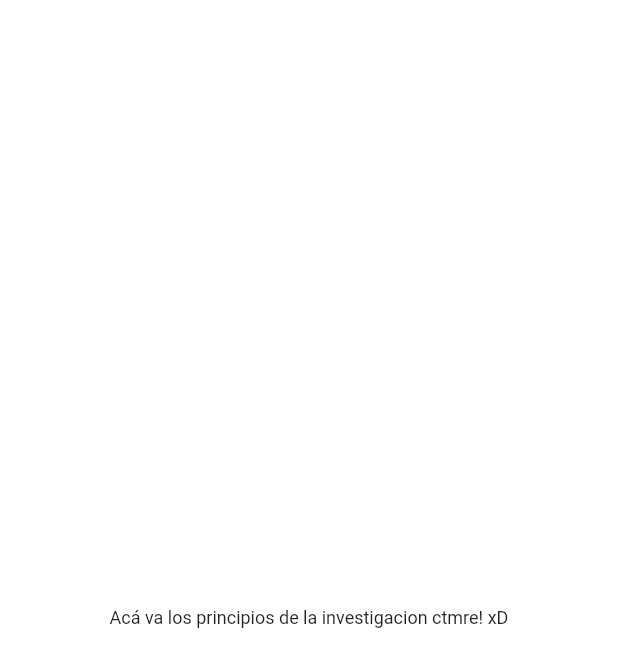
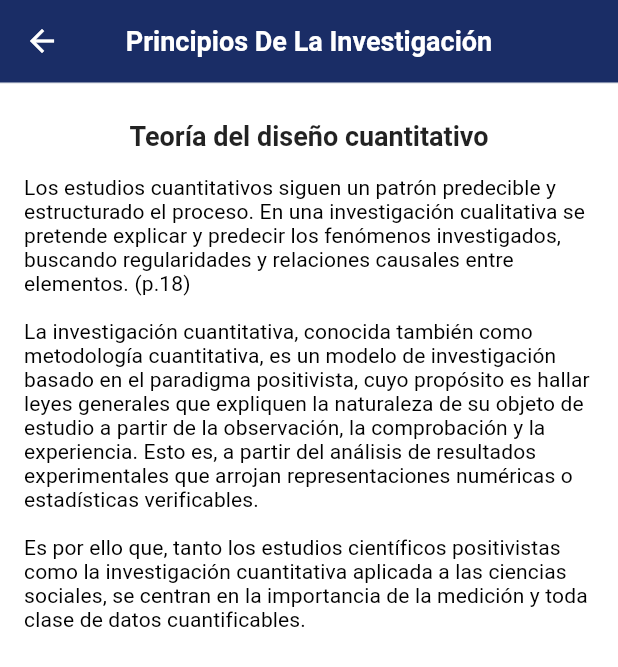
Before and after one commit to Rod20/rastas_app, a Flutter app: the screen it shows after launch, after a tap on "Principios de la investigacion", on a phone screen of 412 x 824 dp. Shown: the top 667 px of the screen. Run offline on Flutter 3.47's test engine with Material 2 defaults, Android fonts, the light colour scheme and no system bars; our stand-ins replace flutter_svg, rxdart; Roboto replaces fonts that are missing (SFProDisplay, SFProText).

Commit message:
Principios de la investigacion implementados

```diff
--- a/lib/ui/screens/home/home_page.dart
+++ b/lib/ui/screens/home/home_page.dart
@@ -1,4 +1,5 @@
 import 'package:flutter/material.dart';
+import 'package:rastas_app/ui/resources/app_colors.dart';
 import 'package:rastas_app/ui/screens/cuantoAprendiste/cuanto_aprendiste.dart';
 import 'package:rastas_app/ui/screens/qualitativeDesign/disenio_cualitativo.dart';
 import 'package:rastas_app/ui/screens/quantitativeDesign/disenio_cuantitativo.dart';
@@ -21,7 +22,7 @@ class HomePage extends StatelessWidget {
         borderRadius: BorderRadius.horizontal(left: Radius.circular(30.0),right: Radius.circular(5.0)),
         gradient: LinearGradient(
             colors: [
-              Colors.blue,Colors.cyan[200]
+              darkAccent,lightAccent
             ],
             begin: FractionalOffset.topCenter,
             end: FractionalOffset.bottomCenter
@@ -87,7 +88,7 @@ class HomePage extends StatelessWidget {
         borderRadius: BorderRadius.circular(10.0),
         gradient: LinearGradient(
             colors: [
-              Colors.blue[100],Colors.cyan[200]
+              darkAccent,lightAccent
             ],
             begin: FractionalOffset.topCenter,
             end: FractionalOffset.bottomCenter
@@ -114,7 +115,7 @@ class HomePage extends StatelessWidget {
                 child: Column(
                   mainAxisAlignment: MainAxisAlignment.center,
                   children: <Widget>[
-                    Text(txt,style: TextStyle(color: Colors.black87,fontSize: 12.0),textAlign: TextAlign.center,),
+                    Text(txt,style: TextStyle(color: lightPrimary,fontSize: 12.0),textAlign: TextAlign.center,),
                     //Text("investigacion",style: TextStyle(color: Colors.white),)
                   ],
                 ),
@@ -122,7 +123,7 @@ class HomePage extends StatelessWidget {
             ),
           ),
           CircleAvatar(
-            backgroundColor: Colors.greenAccent[700],
+            backgroundColor: badgeColor,
             child: Container(),
             radius: 21.0,
             //color: Colors.red,
--- a/lib/ui/screens/qualitativeDesign/disenio_cualitativo.dart
+++ b/lib/ui/screens/qualitativeDesign/disenio_cualitativo.dart
@@ -28,7 +28,7 @@ Se enfoca a comprender y profundizar los fenómenos, explorándolos desde la per
   Widget build(BuildContext context) {
     return Scaffold(
       appBar: ToolbarHeader(
-          mToolbarName: "Diseño Cuantitativo"
+          mToolbarName: "Diseño Cualitativo"
       ),
       body: SingleChildScrollView(
         child: Container(
--- a/lib/ui/screens/researchPrinciples/research_principles.dart
+++ b/lib/ui/screens/researchPrinciples/research_principles.dart
@@ -1,60 +1,56 @@
 import 'package:flutter/material.dart';
+import 'package:rastas_app/ui/widgets/toolbar_header.dart';
 
 class ResearchPrinciples extends StatelessWidget {
+
+  String _title = "Teoría del diseño cuantitativo";
+  String _concept = """Los estudios cuantitativos siguen un patrón predecible y estructurado el proceso. En una investigación cualitativa se pretende explicar y predecir los fenómenos investigados, buscando regularidades y relaciones causales entre elementos. (p.18)
+
+La investigación cuantitativa, conocida también como metodología cuantitativa, es un modelo de investigación basado en el paradigma positivista, cuyo propósito es hallar leyes generales que expliquen la naturaleza de su objeto de estudio a partir de la observación, la comprobación y la experiencia. Esto es, a partir del análisis de resultados experimentales que arrojan representaciones numéricas o estadísticas verificables.
+
+Es por ello que, tanto los estudios científicos positivistas como la investigación cuantitativa aplicada a las ciencias sociales, se centran en la importancia de la medición y toda clase de datos cuantificables.""";
+
 
   @override
   Widget build(BuildContext context) {
     return Scaffold(
-      body: Center(
-        child: Text(
-            "Acá va los principios de la investigacion ctmre! xD"
+      appBar: ToolbarHeader(
+          mToolbarName: "Principios De La Investigación"
+      ),
+      body: SingleChildScrollView(
+        child: Container(
+          padding: EdgeInsets.all(16.0),
+          child: Column(
+            crossAxisAlignment: CrossAxisAlignment.start,
+            children: <Widget>[
+              _titleText(_title, context),
+              _bodyText(_concept, context),
+            ],
+          ),
         ),
       ),
     );
   }
 
-//  Widget _item(String texto){
-//    final _bxdecoration = BoxDecoration(
-//      color: Colors.blue[900],
-//      borderRadius: BorderRadius.horizontal(left: Radius.circular(30.0),right: Radius.circular(5.0)),
-//      gradient: LinearGradient(
-//        colors: [
-//          Colors.blue,Colors.cyan[200]
-//        ],
-//        begin: FractionalOffset.topCenter,
-//        end: FractionalOffset.bottomCenter
-//      )
-//    );
-//    return Stack(//
+  Widget _titleText(String title, BuildContext context){
+    return Padding(
+      padding: const EdgeInsets.all(8.0),
+      child: Center(
+        child: Text(
+          title,
+          style: Theme.of(context).textTheme.title.merge(TextStyle(fontSize: 18.0)),
+        ),
+      ),
+    );
+  }
 
-//      children: <Widget>[
-//        Positioned(
-//          right: 30.0,
-//          child: GestureDetector(
-//            onTap: (){print("presiona");},
-//            child: Container(
-//              decoration: _bxdecoration,
-//              padding: EdgeInsets.symmetric(vertical: 10.0),
-//              height: 65.0,
-//              width: 200.0,
-//              //color: Colors.blue,
-//              child: Column(
-//                mainAxisAlignment: MainAxisAlignment.center,
-//                children: <Widget>[
-//                  Text(texto,style: TextStyle(color: Colors.white),textAlign: TextAlign.center,),
-//                  //Text("investigacion",style: TextStyle(color: Colors.white),)
-//                ],
-//              ),
-//            ),
-//          ),
-//        ),
-//
-//         Container(
-//           child: Image.asset('lib/src/logos/dr.png',height: 70.0,),
-//           //color: Colors.red,
-//           width: 150.0,
-//        ),
-//      ],
-//    );
-//  }
+  Widget _bodyText(String title, BuildContext context){
+    return Padding(
+      padding: const EdgeInsets.only(top: 8.0, bottom: 8.0),
+      child: Text(
+        title,
+        style: Theme.of(context).textTheme.subtitle.merge(TextStyle(fontSize: 14.0)),
+      ),
+    );
+  }
 }
```
